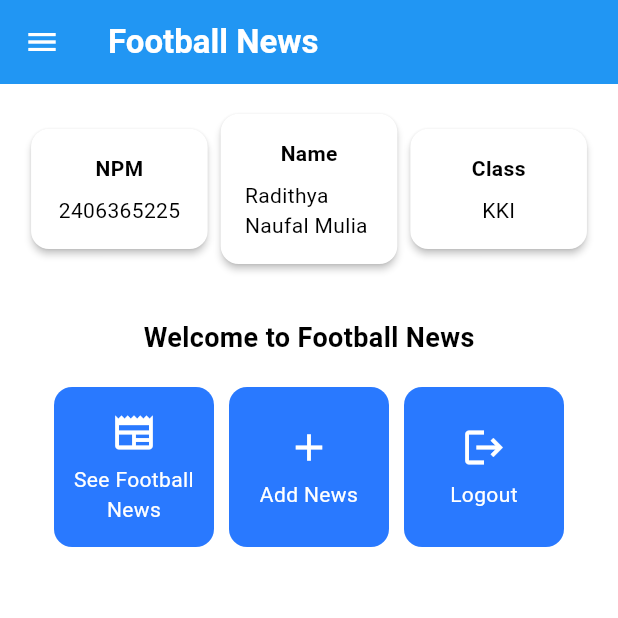
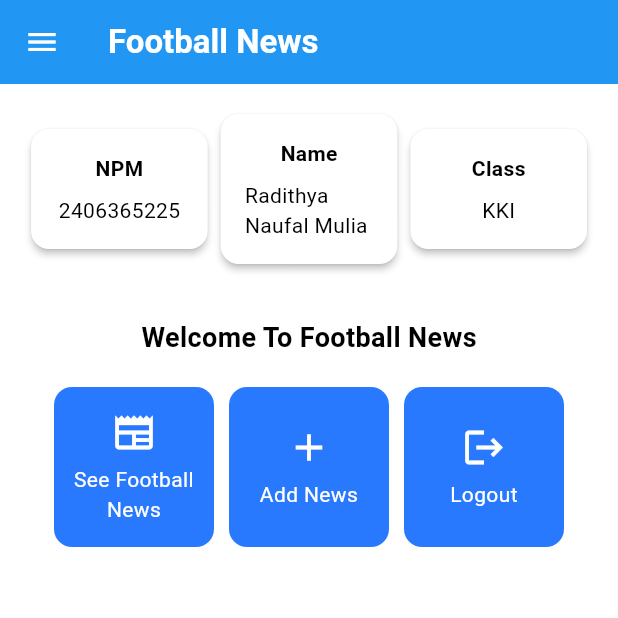
Before and after one commit to RadithyaNaufal/football-news-mobile, a Flutter app: the MyHomePage screen opened directly, on a phone screen of 412 x 824 dp, the top half of it. Run offline on Flutter 3.47's test engine with Material 3 defaults, Android fonts, the phone set to English and light mode, and no system bars; missing offline and left inert: pbp_django_auth.

Commit message:
Trying Bitrise

```diff
--- a/lib/screens/menu.dart
+++ b/lib/screens/menu.dart
@@ -50,7 +50,7 @@ class MyHomePage extends StatelessWidget {
                   const Padding(
                     padding: EdgeInsets.only(top: 16.0),
                     child: Text(
-                      'Welcome to Football News',
+                      'Welcome To Football News',
                       style: TextStyle(
                         fontWeight: FontWeight.bold,
                         fontSize: 18.0,
```
